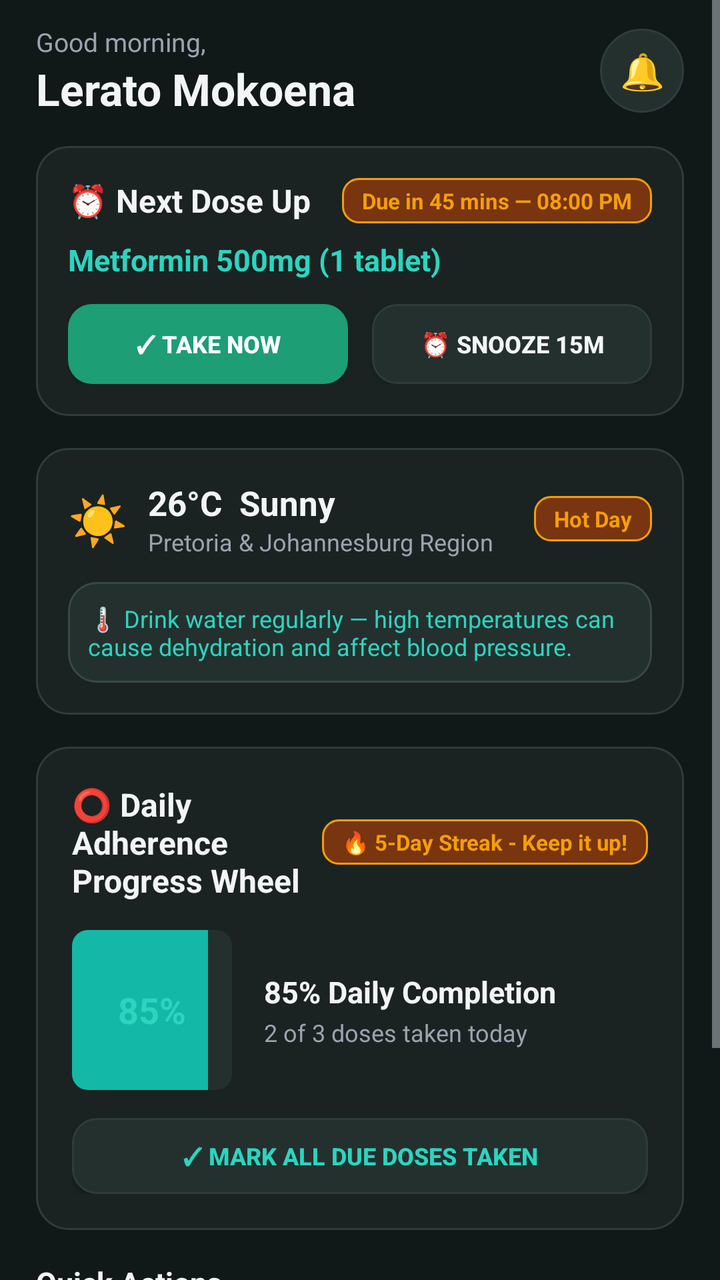
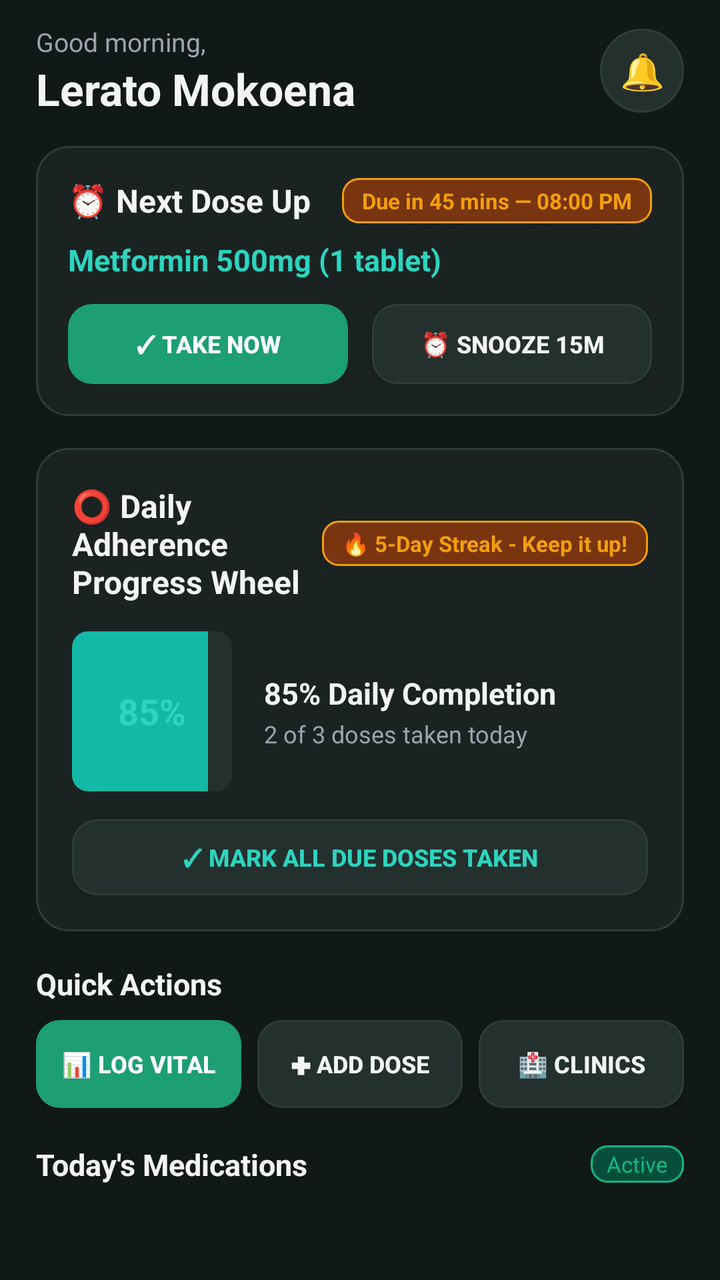

The first picture is an Android layout as it rendered before a commit; the second is the same layout after the commit. The layout source and the unified diff follow.
<!-- AndroidManifest.xml: application theme Theme.MyApplication -->
<!-- res/layout/fragment_dashboard.xml -->
<?xml version="1.0" encoding="utf-8"?>
<LinearLayout xmlns:android="http://schemas.android.com/apk/res/android"
    android:layout_width="match_parent"
    android:layout_height="match_parent"
    android:orientation="vertical"
    android:background="@color/dark_background">

    <ScrollView
        android:layout_width="match_parent"
        android:layout_height="match_parent"
        android:fillViewport="true">

        <LinearLayout
            android:layout_width="match_parent"
            android:layout_height="wrap_content"
            android:orientation="vertical"
            android:paddingHorizontal="18dp"
            android:paddingTop="12dp"
            android:paddingBottom="32dp">

            
            <LinearLayout
                android:layout_width="match_parent"
                android:layout_height="wrap_content"
                android:orientation="horizontal"
                android:gravity="center_vertical"
                android:layout_marginBottom="14dp">

                <LinearLayout
                    android:layout_width="0dp"
                    android:layout_height="wrap_content"
                    android:layout_weight="1"
                    android:orientation="vertical">

                    <TextView
                        android:id="@+id/tv_greeting_sub"
                        android:layout_width="wrap_content"
                        android:layout_height="wrap_content"
                        android:text="Good morning,"
                        android:textSize="13sp"
                        android:textColor="@color/text_secondary" />

                    <TextView
                        android:id="@+id/tv_greeting"
                        android:layout_width="wrap_content"
                        android:layout_height="wrap_content"
                        android:text="Lerato Mokoena"
                        android:textSize="22sp"
                        android:textStyle="bold"
                        android:textColor="@color/text_primary" />
                </LinearLayout>

                
                <TextView
                    android:id="@+id/btn_header_notifications"
                    android:layout_width="42dp"
                    android:layout_height="42dp"
                    android:gravity="center"
                    android:text="🔔"
                    android:textSize="18sp"
                    android:background="@drawable/bg_circle_icon" />
            </LinearLayout>

            
            <LinearLayout
                android:id="@+id/card_next_dose_hero"
                android:layout_width="match_parent"
                android:layout_height="wrap_content"
                android:orientation="vertical"
                android:background="@drawable/bg_card_dark"
                android:padding="16dp"
                android:layout_marginBottom="16dp">

                <LinearLayout
                    android:layout_width="match_parent"
                    android:layout_height="wrap_content"
                    android:orientation="horizontal"
                    android:gravity="center_vertical">

                    <TextView
                        android:layout_width="0dp"
                        android:layout_height="wrap_content"
                        android:layout_weight="1"
                        android:text="⏰ Next Dose Up"
                        android:textSize="16sp"
                        android:textStyle="bold"
                        android:textColor="@color/text_primary" />

                    <TextView
                        android:id="@+id/tv_next_dose_countdown"
                        android:layout_width="wrap_content"
                        android:layout_height="wrap_content"
                        android:text="Due in 45 mins — 08:00 PM"
                        android:textSize="11sp"
                        android:textStyle="bold"
                        android:textColor="@color/health_amber"
                        android:background="@drawable/bg_badge_amber"
                        android:paddingHorizontal="10dp"
                        android:paddingVertical="4dp" />
                </LinearLayout>

                <TextView
                    android:id="@+id/tv_next_dose_name_dosage"
                    android:layout_width="match_parent"
                    android:layout_height="wrap_content"
                    android:layout_marginTop="8dp"
                    android:text="Metformin 500mg (1 tablet)"
                    android:textSize="15sp"
                    android:textStyle="bold"
                    android:textColor="@color/teal_accent" />

                
                <LinearLayout
                    android:layout_width="match_parent"
                    android:layout_height="wrap_content"
                    android:orientation="horizontal"
                    android:layout_marginTop="12dp">

                    <Button
                        android:id="@+id/btn_next_dose_take_now"
                        android:layout_width="0dp"
                        android:layout_height="40dp"
                        android:layout_weight="1"
                        android:layout_marginEnd="6dp"
                        android:text="✓ Take Now"
                        android:textSize="12sp"
                        android:textStyle="bold"
                        android:textColor="@color/white"
                        android:background="@drawable/bg_button_teal" />

                    <Button
                        android:id="@+id/btn_next_dose_snooze"
                        android:layout_width="0dp"
                        android:layout_height="40dp"
                        android:layout_weight="1"
                        android:layout_marginStart="6dp"
                        android:text="⏰ Snooze 15m"
                        android:textSize="12sp"
                        android:textStyle="bold"
                        android:textColor="@color/text_primary"
                        android:background="@drawable/bg_button_secondary" />
                </LinearLayout>
            </LinearLayout>

            
            <LinearLayout
                android:layout_width="match_parent"
                android:layout_height="wrap_content"
                android:orientation="vertical"
                android:background="@drawable/bg_card_dark"
                android:padding="16dp"
                android:layout_marginBottom="16dp">

                <LinearLayout
                    android:layout_width="match_parent"
                    android:layout_height="wrap_content"
                    android:orientation="horizontal"
                    android:gravity="center_vertical">

                    <TextView
                        android:layout_width="wrap_content"
                        android:layout_height="wrap_content"
                        android:text="☀️"
                        android:textSize="24sp"
                        android:layout_marginEnd="10dp" />

                    <LinearLayout
                        android:layout_width="0dp"
                        android:layout_height="wrap_content"
                        android:layout_weight="1"
                        android:orientation="vertical">

                        <TextView
                            android:layout_width="wrap_content"
                            android:layout_height="wrap_content"
                            android:text="26°C  Sunny"
                            android:textSize="17sp"
                            android:textStyle="bold"
                            android:textColor="@color/text_primary" />

                        <TextView
                            android:layout_width="wrap_content"
                            android:layout_height="wrap_content"
                            android:text="Pretoria &amp; Johannesburg Region"
                            android:textSize="12sp"
                            android:textColor="@color/text_secondary" />
                    </LinearLayout>

                    <TextView
                        android:layout_width="wrap_content"
                        android:layout_height="wrap_content"
                        android:text="Hot Day"
                        android:textSize="11sp"
                        android:textStyle="bold"
                        android:textColor="@color/health_amber"
                        android:background="@drawable/bg_badge_amber"
                        android:paddingHorizontal="10dp"
                        android:paddingVertical="4dp" />
                </LinearLayout>

                <TextView
                    android:id="@+id/tv_weather_tip"
                    android:layout_width="match_parent"
                    android:layout_height="wrap_content"
                    android:layout_marginTop="12dp"
                    android:background="@drawable/bg_card_elevated"
                    android:padding="10dp"
                    android:text="🌡️ Drink water regularly — high temperatures can cause dehydration and affect blood pressure."
                    android:textSize="12sp"
                    android:textColor="@color/teal_accent" />
            </LinearLayout>

            
            <LinearLayout
                android:id="@+id/card_greeting"
                android:layout_width="match_parent"
                android:layout_height="wrap_content"
                android:orientation="vertical"
                android:background="@drawable/bg_card_dark"
                android:padding="18dp"
                android:layout_marginBottom="16dp">

                <LinearLayout
                    android:layout_width="match_parent"
                    android:layout_height="wrap_content"
                    android:orientation="horizontal"
                    android:gravity="center_vertical">

                    <TextView
                        android:layout_width="0dp"
                        android:layout_height="wrap_content"
                        android:layout_weight="1"
                        android:text="⭕ Daily Adherence Progress Wheel"
                        android:textSize="16sp"
                        android:textStyle="bold"
                        android:textColor="@color/text_primary" />

                    <TextView
                        android:id="@+id/tv_streak_badge"
                        android:layout_width="wrap_content"
                        android:layout_height="wrap_content"
                        android:text="🔥 5-Day Streak - Keep it up!"
                        android:textSize="11sp"
                        android:textStyle="bold"
                        android:textColor="@color/health_amber"
                        android:background="@drawable/bg_badge_amber"
                        android:paddingHorizontal="10dp"
                        android:paddingVertical="4dp" />
                </LinearLayout>

                
                <LinearLayout
                    android:layout_width="match_parent"
                    android:layout_height="wrap_content"
                    android:orientation="horizontal"
                    android:gravity="center_vertical"
                    android:layout_marginTop="14dp">

                    <FrameLayout
                        android:layout_width="80dp"
                        android:layout_height="80dp"
                        android:layout_marginEnd="16dp">

                        <ProgressBar
                            android:id="@+id/pb_adherence_ring"
                            style="?android:attr/progressBarStyleHorizontal"
                            android:layout_width="80dp"
                            android:layout_height="80dp"
                            android:max="100"
                            android:progress="85"
                            android:progressDrawable="@drawable/bg_progress_bar" />

                        <TextView
                            android:id="@+id/tv_ring_percentage"
                            android:layout_width="wrap_content"
                            android:layout_height="wrap_content"
                            android:layout_gravity="center"
                            android:text="85%"
                            android:textSize="18sp"
                            android:textStyle="bold"
                            android:textColor="@color/teal_accent" />
                    </FrameLayout>

                    <LinearLayout
                        android:layout_width="0dp"
                        android:layout_height="wrap_content"
                        android:layout_weight="1"
                        android:orientation="vertical">

                        <TextView
                            android:id="@+id/tv_adherence_summary"
                            android:layout_width="wrap_content"
                            android:layout_height="wrap_content"
                            android:text="85% Daily Completion"
                            android:textSize="15sp"
                            android:textStyle="bold"
                            android:textColor="@color/text_primary" />

                        <TextView
                            android:id="@+id/tv_doses_taken_count"
                            android:layout_width="wrap_content"
                            android:layout_height="wrap_content"
                            android:layout_marginTop="2dp"
                            android:text="2 of 3 doses taken today"
                            android:textSize="12sp"
                            android:textColor="@color/text_secondary" />
                    </LinearLayout>
                </LinearLayout>

                
                <Button
                    android:id="@+id/btn_mark_all_taken"
                    android:layout_width="match_parent"
                    android:layout_height="38dp"
                    android:layout_marginTop="14dp"
                    android:text="✓ Mark All Due Doses Taken"
                    android:textSize="12sp"
                    android:textStyle="bold"
                    android:textColor="@color/teal_accent"
                    android:background="@drawable/bg_button_secondary" />
            </LinearLayout>

            
            <TextView
                android:layout_width="wrap_content"
                android:layout_height="wrap_content"
                android:layout_marginBottom="8dp"
                android:text="Quick Actions"
                android:textSize="15sp"
                android:textStyle="bold"
                android:textColor="@color/text_primary" />

            <LinearLayout
                android:layout_width="match_parent"
                android:layout_height="wrap_content"
                android:orientation="horizontal"
                android:weightSum="3"
                android:layout_marginBottom="18dp">

                <Button
                    android:id="@+id/btn_log_vital"
                    android:layout_width="0dp"
                    android:layout_height="44dp"
                    android:layout_weight="1"
                    android:layout_marginEnd="4dp"
                    android:text="📊 Log Vital"
                    android:textSize="12sp"
                    android:textStyle="bold"
                    android:textColor="@color/white"
                    android:background="@drawable/bg_button_teal" />

                <Button
                    android:id="@+id/btn_add_medication"
                    android:layout_width="0dp"
                    android:layout_height="44dp"
                    android:layout_weight="1"
                    android:layout_marginHorizontal="4dp"
                    android:text="✚ Add Dose"
                    android:textSize="12sp"
                    android:textStyle="bold"
                    android:textColor="@color/text_primary"
                    android:background="@drawable/bg_button_secondary" />

                <Button
                    android:id="@+id/btn_find_clinic"
                    android:layout_width="0dp"
                    android:layout_height="44dp"
                    android:layout_weight="1"
                    android:layout_marginStart="4dp"
                    android:text="🏥 Clinics"
                    android:textSize="12sp"
                    android:textStyle="bold"
                    android:textColor="@color/text_primary"
                    android:background="@drawable/bg_button_secondary" />
            </LinearLayout>

            
            <LinearLayout
                android:layout_width="match_parent"
                android:layout_height="wrap_content"
                android:orientation="horizontal"
                android:gravity="center_vertical"
                android:layout_marginBottom="8dp">

                <TextView
                    android:layout_width="0dp"
                    android:layout_height="wrap_content"
                    android:layout_weight="1"
                    android:text="Today's Medications"
                    android:textSize="15sp"
                    android:textStyle="bold"
                    android:textColor="@color/text_primary" />

                <TextView
                    android:id="@+id/tv_meds_count_badge"
                    android:layout_width="wrap_content"
                    android:layout_height="wrap_content"
                    android:text="Active"
                    android:textSize="11sp"
                    android:textColor="@color/health_green"
                    android:background="@drawable/bg_badge_green"
                    android:paddingHorizontal="8dp"
                    android:paddingVertical="2dp" />
            </LinearLayout>

            <androidx.recyclerview.widget.RecyclerView
                android:id="@+id/rv_today_medications"
                android:layout_width="match_parent"
                android:layout_height="wrap_content"
                android:nestedScrollingEnabled="false" />

        </LinearLayout>
    </ScrollView>

</LinearLayout>
<!-- resources referenced by this layout -->
<resources>
  <color name="dark_background">#111818</color>
  <color name="health_amber">#F59E0B</color>
  <color name="health_green">#10B981</color>
  <color name="teal_accent">#2DD4BF</color>
  <color name="text_primary">#F3F4F6</color>
  <color name="text_secondary">#9CA3AF</color>
  <color name="white">#FFFFFFFF</color>
  <!-- drawable bg_badge_amber (drawable) -->
  <?xml version="1.0" encoding="utf-8"?>
  <shape xmlns:android="http://schemas.android.com/apk/res/android"
      android:shape="rectangle">
      <solid android:color="#78350F" />
      <corners android:radius="8dp" />
      <stroke
          android:width="1dp"
          android:color="#F59E0B" />
  </shape>
  <!-- drawable bg_badge_green (drawable) -->
  <?xml version="1.0" encoding="utf-8"?>
  <shape xmlns:android="http://schemas.android.com/apk/res/android"
      android:shape="rectangle">
      <solid android:color="#064E3B" />
      <corners android:radius="8dp" />
      <stroke
          android:width="1dp"
          android:color="#10B981" />
  </shape>
  <!-- drawable bg_button_secondary (drawable) -->
  <?xml version="1.0" encoding="utf-8"?>
  <ripple xmlns:android="http://schemas.android.com/apk/res/android"
      android:color="#30FFFFFF">
      <item>
          <shape android:shape="rectangle">
              <solid android:color="@color/dark_surface_variant" />
              <corners android:radius="12dp" />
              <stroke
                  android:width="1dp"
                  android:color="@color/dark_card_stroke" />
          </shape>
      </item>
  </ripple>
  <!-- drawable bg_button_teal (drawable) -->
  <?xml version="1.0" encoding="utf-8"?>
  <ripple xmlns:android="http://schemas.android.com/apk/res/android"
      android:color="#40FFFFFF">
      <item>
          <shape android:shape="rectangle">
              <solid android:color="@color/teal_primary" />
              <corners android:radius="12dp" />
          </shape>
      </item>
  </ripple>
  <!-- drawable bg_card_dark (drawable) -->
  <?xml version="1.0" encoding="utf-8"?>
  <shape xmlns:android="http://schemas.android.com/apk/res/android"
      android:shape="rectangle">
      <solid android:color="@color/dark_surface" />
      <corners android:radius="16dp" />
      <stroke
          android:width="1dp"
          android:color="@color/dark_card_stroke" />
  </shape>
  <!-- drawable bg_card_elevated (drawable) -->
  <?xml version="1.0" encoding="utf-8"?>
  <shape xmlns:android="http://schemas.android.com/apk/res/android"
      android:shape="rectangle">
      <solid android:color="@color/dark_surface_variant" />
      <corners android:radius="14dp" />
      <stroke
          android:width="1dp"
          android:color="#364940" />
  </shape>
  <!-- drawable bg_circle_icon (drawable) -->
  <?xml version="1.0" encoding="utf-8"?>
  <shape xmlns:android="http://schemas.android.com/apk/res/android"
      android:shape="oval">
      <solid android:color="@color/dark_surface_variant" />
      <stroke
          android:width="1dp"
          android:color="@color/dark_card_stroke" />
  </shape>
  <!-- drawable bg_progress_bar (drawable) -->
  <?xml version="1.0" encoding="utf-8"?>
  <layer-list xmlns:android="http://schemas.android.com/apk/res/android">
      <item android:id="@android:id/background">
          <shape>
              <corners android:radius="8dp" />
              <solid android:color="@color/dark_surface_variant" />
          </shape>
      </item>
      <item android:id="@android:id/progress">
          <clip>
              <shape>
                  <corners android:radius="8dp" />
                  <solid android:color="@color/teal_secondary" />
              </shape>
          </clip>
      </item>
  </layer-list>
  <style name="Theme.MyApplication" parent="android:Theme.DeviceDefault.NoActionBar" />
  <color name="dark_surface_variant">#24302E</color>
  <color name="dark_card_stroke">#2E3D35</color>
  <color name="teal_primary">#1D9E75</color>
  <color name="dark_surface">#1A2322</color>
  <color name="teal_secondary">#14B8A6</color>
</resources>

<!-- the commit's change to res/layout/fragment_dashboard.xml (unified diff, before → after) -->
@@ -142,73 +142,7 @@
                 </LinearLayout>
             </LinearLayout>
 
-            
-            <LinearLayout
-                android:layout_width="match_parent"
-                android:layout_height="wrap_content"
-                android:orientation="vertical"
-                android:background="@drawable/bg_card_dark"
-                android:padding="16dp"
-                android:layout_marginBottom="16dp">
-
-                <LinearLayout
-                    android:layout_width="match_parent"
-                    android:layout_height="wrap_content"
-                    android:orientation="horizontal"
-                    android:gravity="center_vertical">
-
-                    <TextView
-                        android:layout_width="wrap_content"
-                        android:layout_height="wrap_content"
-                        android:text="☀️"
-                        android:textSize="24sp"
-                        android:layout_marginEnd="10dp" />
-
-                    <LinearLayout
-                        android:layout_width="0dp"
-                        android:layout_height="wrap_content"
-                        android:layout_weight="1"
-                        android:orientation="vertical">
-
-                        <TextView
-                            android:layout_width="wrap_content"
-                            android:layout_height="wrap_content"
-                            android:text="26°C  Sunny"
-                            android:textSize="17sp"
-                            android:textStyle="bold"
-                            android:textColor="@color/text_primary" />
-
-                        <TextView
-                            android:layout_width="wrap_content"
-                            android:layout_height="wrap_content"
-                            android:text="Pretoria &amp; Johannesburg Region"
-                            android:textSize="12sp"
-                            android:textColor="@color/text_secondary" />
-                    </LinearLayout>
-
-                    <TextView
-                        android:layout_width="wrap_content"
-                        android:layout_height="wrap_content"
-                        android:text="Hot Day"
-                        android:textSize="11sp"
-                        android:textStyle="bold"
-                        android:textColor="@color/health_amber"
-                        android:background="@drawable/bg_badge_amber"
-                        android:paddingHorizontal="10dp"
-                        android:paddingVertical="4dp" />
-                </LinearLayout>
-
-                <TextView
-                    android:id="@+id/tv_weather_tip"
-                    android:layout_width="match_parent"
-                    android:layout_height="wrap_content"
-                    android:layout_marginTop="12dp"
-                    android:background="@drawable/bg_card_elevated"
-                    android:padding="10dp"
-                    android:text="🌡️ Drink water regularly — high temperatures can cause dehydration and affect blood pressure."
-                    android:textSize="12sp"
-                    android:textColor="@color/teal_accent" />
-            </LinearLayout>
+
 
             
             <LinearLayout
<!-- resource entries referenced after the edit -->
@@ -62,16 +62,6 @@
           android:width="1dp"
           android:color="@color/dark_card_stroke" />
   </shape>
-  <!-- drawable bg_card_elevated (drawable) -->
-  <?xml version="1.0" encoding="utf-8"?>
-  <shape xmlns:android="http://schemas.android.com/apk/res/android"
-      android:shape="rectangle">
-      <solid android:color="@color/dark_surface_variant" />
-      <corners android:radius="14dp" />
-      <stroke
-          android:width="1dp"
-          android:color="#364940" />
-  </shape>
   <!-- drawable bg_circle_icon (drawable) -->
   <?xml version="1.0" encoding="utf-8"?>
   <shape xmlns:android="http://schemas.android.com/apk/res/android"
